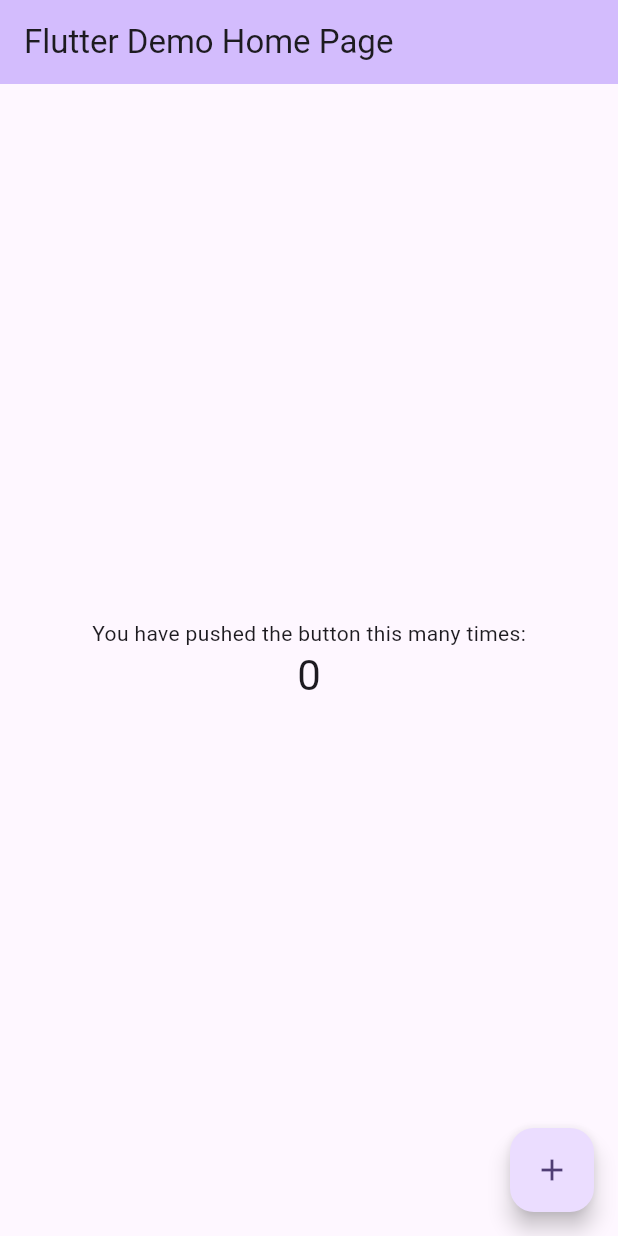
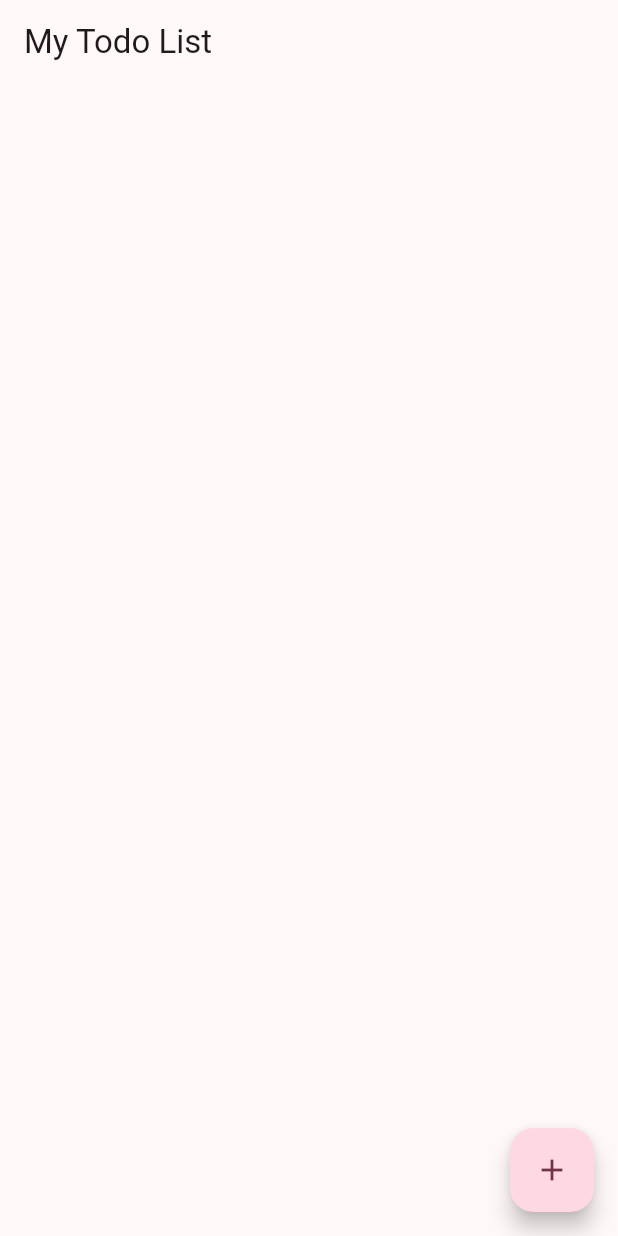
Before and after one commit to tb110-star/sync_todos, a Flutter app: the screen it shows after launch, on a phone screen of 412 x 824 dp. Run offline on Flutter 3.47's test engine with Material 3 defaults, Android fonts, the phone set to English and light mode, and no system bars; our stand-ins replace flutter_riverpod, freezed_annotation; generated files the repository leaves out were written again.

Commit message:
viewmodel/simple ui

```diff
--- a/lib/main.dart
+++ b/lib/main.dart
@@ -1,122 +1,27 @@
 import 'package:flutter/material.dart';
+import 'package:flutter_riverpod/flutter_riverpod.dart';
+import 'presentation/screens/home_screen.dart';
 
 void main() {
-  runApp(const MyApp());
+  runApp(
+    const ProviderScope(
+      child: MyApp(),
+    ),
+  );
 }
-
 class MyApp extends StatelessWidget {
   const MyApp({super.key});
 
-  // This widget is the root of your application.
   @override
   Widget build(BuildContext context) {
     return MaterialApp(
-      title: 'Flutter Demo',
+      debugShowCheckedModeBanner: false,
+      title: 'Clean UI Demo',
       theme: ThemeData(
-        // This is the theme of your application.
-        //
-        // TRY THIS: Try running your application with "flutter run". You'll see
-        // the application has a purple toolbar. Then, without quitting the app,
-        // try changing the seedColor in the colorScheme below to Colors.green
-        // and then invoke "hot reload" (save your changes or press the "hot
-        // reload" button in a Flutter-supported IDE, or press "r" if you used
-        // the command line to start the app).
-        //
-        // Notice that the counter didn't reset back to zero; the application
-        // state is not lost during the reload. To reset the state, use hot
-        // restart instead.
-        //
-        // This works for code too, not just values: Most code changes can be
-        // tested with just a hot reload.
-        colorScheme: ColorScheme.fromSeed(seedColor: Colors.deepPurple),
+        colorScheme: ColorScheme.fromSeed(seedColor: Colors.transparent),
+        useMaterial3: true,
       ),
-      home: const MyHomePage(title: 'Flutter Demo Home Page'),
+      home: const HomeScreen(),
     );
   }
 }
-
-class MyHomePage extends StatefulWidget {
-  const MyHomePage({super.key, required this.title});
-
-  // This widget is the home page of your application. It is stateful, meaning
-  // that it has a State object (defined below) that contains fields that affect
-  // how it looks.
-
-  // This class is the configuration for the state. It holds the values (in this
-  // case the title) provided by the parent (in this case the App widget) and
-  // used by the build method of the State. Fields in a Widget subclass are
-  // always marked "final".
-
-  final String title;
-
-  @override
-  State<MyHomePage> createState() => _MyHomePageState();
-}
-
-class _MyHomePageState extends State<MyHomePage> {
-  int _counter = 0;
-
-  void _incrementCounter() {
-    setState(() {
-      // This call to setState tells the Flutter framework that something has
-      // changed in this State, which causes it to rerun the build method below
-      // so that the display can reflect the updated values. If we changed
-      // _counter without calling setState(), then the build method would not be
-      // called again, and so nothing would appear to happen.
-      _counter++;
-    });
-  }
-
-  @override
-  Widget build(BuildContext context) {
-    // This method is rerun every time setState is called, for instance as done
-    // by the _incrementCounter method above.
-    //
-    // The Flutter framework has been optimized to make rerunning build methods
-    // fast, so that you can just rebuild anything that needs updating rather
-    // than having to individually change instances of widgets.
-    return Scaffold(
-      appBar: AppBar(
-        // TRY THIS: Try changing the color here to a specific color (to
-        // Colors.amber, perhaps?) and trigger a hot reload to see the AppBar
-        // change color while the other colors stay the same.
-        backgroundColor: Theme.of(context).colorScheme.inversePrimary,
-        // Here we take the value from the MyHomePage object that was created by
-        // the App.build method, and use it to set our appbar title.
-        title: Text(widget.title),
-      ),
-      body: Center(
-        // Center is a layout widget. It takes a single child and positions it
-        // in the middle of the parent.
-        child: Column(
-          // Column is also a layout widget. It takes a list of children and
-          // arranges them vertically. By default, it sizes itself to fit its
-          // children horizontally, and tries to be as tall as its parent.
-          //
-          // Column has various properties to control how it sizes itself and
-          // how it positions its children. Here we use mainAxisAlignment to
-          // center the children vertically; the main axis here is the vertical
-          // axis because Columns are vertical (the cross axis would be
-          // horizontal).
-          //
-          // TRY THIS: Invoke "debug painting" (choose the "Toggle Debug Paint"
-          // action in the IDE, or press "p" in the console), to see the
-          // wireframe for each widget.
-          mainAxisAlignment: MainAxisAlignment.center,
-          children: <Widget>[
-            const Text('You have pushed the button this many times:'),
-            Text(
-              '$_counter',
-              style: Theme.of(context).textTheme.headlineMedium,
-            ),
-          ],
-        ),
-      ),
-      floatingActionButton: FloatingActionButton(
-        onPressed: _incrementCounter,
-        tooltip: 'Increment',
-        child: const Icon(Icons.add),
-      ), // This trailing comma makes auto-formatting nicer for build methods.
-    );
-  }
-}
--- /dev/null
+++ b/lib/presentation/screens/home_screen.dart
@@ -0,0 +1,59 @@
+import 'package:flutter/material.dart';
+import 'package:flutter_riverpod/flutter_riverpod.dart';
+import '../viewmodels/notifier/home_notifier.dart';
+import '../viewmodels/state/home_state.dart';
+
+class HomeScreen extends ConsumerWidget {
+  const HomeScreen({super.key});
+
+  @override
+  Widget build(BuildContext context, WidgetRef ref) {
+    final state = ref.watch(homeNotifierProvider);
+
+    final notifier = ref.read(homeNotifierProvider.notifier);
+
+    return Scaffold(
+      appBar: AppBar(
+        title: const Text('My Todo List'),
+      ),
+      body: ListView.builder(
+        itemCount: state.todos.length,
+        itemBuilder: (context, index) {
+          final todo = state.todos[index];
+          return Card(
+            margin: const EdgeInsets.symmetric(horizontal: 16, vertical: 8),
+            child: ListTile(
+              leading: CircleAvatar(
+                backgroundColor:
+                todo.isDone ? Colors.green : Colors.teal,
+                child: Text('${index + 1}'),
+              ),
+              title: Text(
+                todo.title,
+                style: TextStyle(
+                  decoration: todo.isDone
+                      ? TextDecoration.lineThrough
+                      : TextDecoration.none,
+                ),
+              ),
+              trailing: IconButton(
+                icon: Icon(
+                  todo.isDone
+                      ? Icons.check_circle
+                      : Icons.radio_button_unchecked,
+                ),
+                onPressed: () => notifier.toggleTodoStatus(todo.id),
+              ),
+            ),
+          );
+        },
+      ),
+      floatingActionButton: FloatingActionButton(
+        onPressed: () {
+          notifier.addTodo('New Task #${state.todos.length + 1}');
+        },
+        child: const Icon(Icons.add),
+      ),
+    );
+  }
+}
--- /dev/null
+++ b/lib/presentation/viewmodels/notifier/home_notifier.dart
@@ -0,0 +1,34 @@
+import 'package:flutter_riverpod/flutter_riverpod.dart';
+import '../../../domain/entities/todo_item.dart';
+import '../state/home_state.dart';
+
+class HomeNotifier extends Notifier<HomeState> {
+  @override
+  HomeState build() {
+    return const HomeState();
+  }
+
+  void addTodo(String title) {
+    final newTodo = TodoItem(
+      id: DateTime.now().millisecondsSinceEpoch,
+      title: title,
+    );
+    state = state.copyWith(
+      todos: [...state.todos, newTodo],
+    );
+  }
+
+  void toggleTodoStatus(int id) {
+    final updatedList = state.todos.map((todo) {
+      if (todo.id == id) {
+        return todo.copyWith(isDone: !todo.isDone);
+      }
+      return todo;
+    }).toList();
+
+    state = state.copyWith(todos: updatedList);
+  }
+}
+
+final homeNotifierProvider =
+NotifierProvider<HomeNotifier, HomeState>(HomeNotifier.new);
```
Also changed, not shown: lib/domain/entities/todo_item.dart (added, +12 -0 lines), lib/presentation/viewmodels/state/home_state.dart (added, +13 -0 lines).
